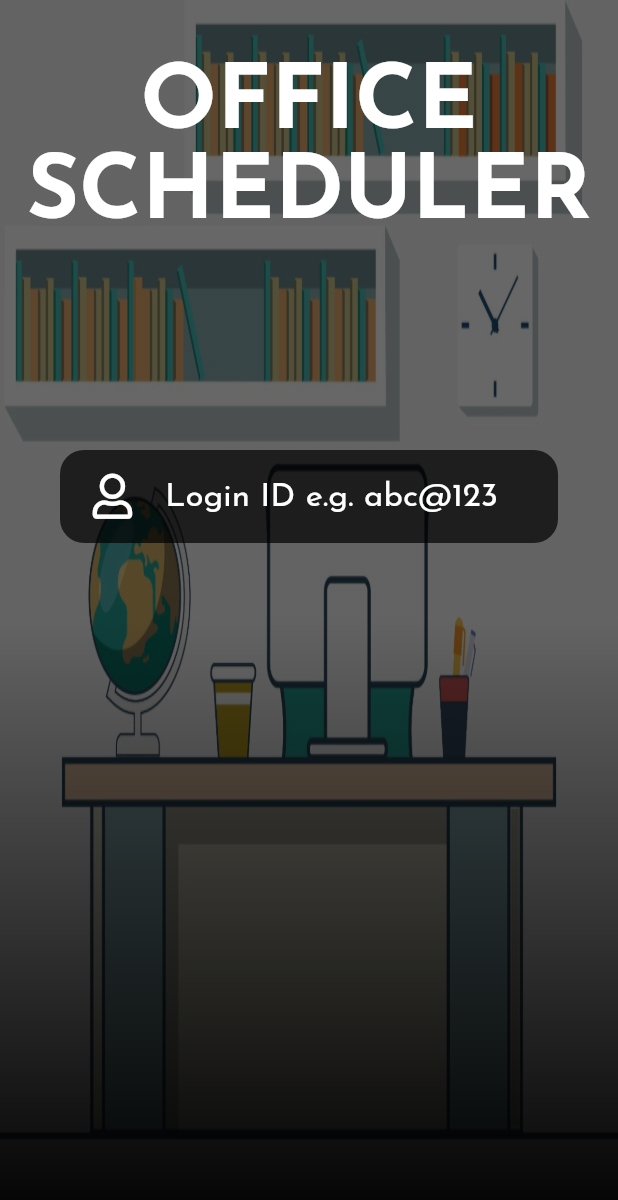
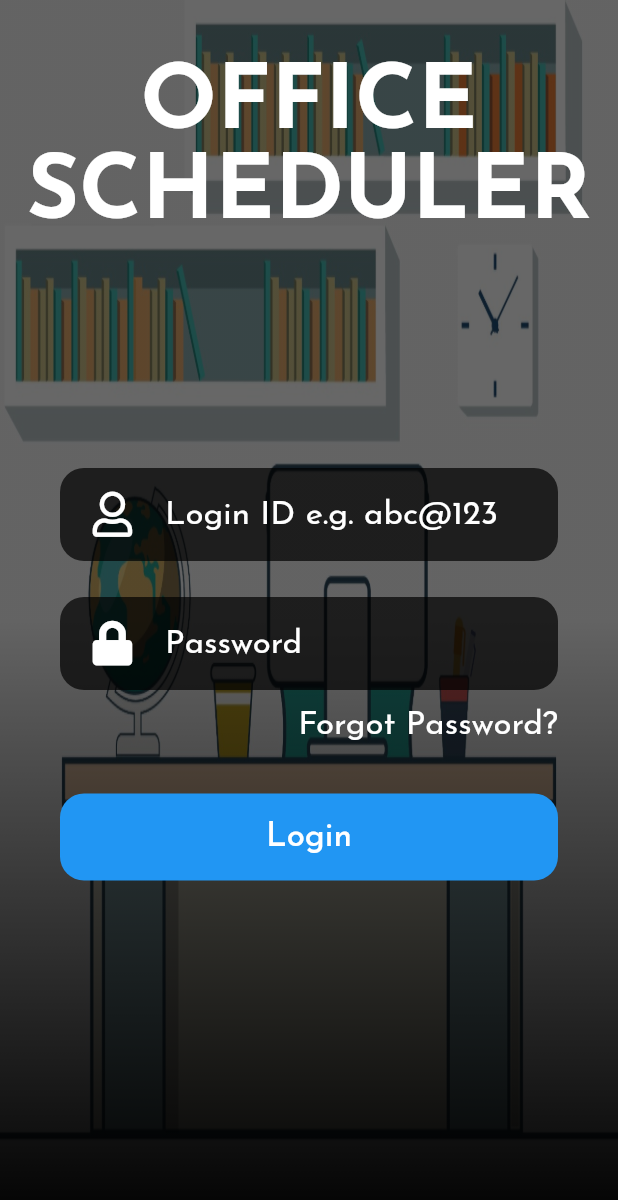
Before and after one commit to vaishnavikpatil/office_schedular, a Flutter app: the screen it shows after launch, on a phone screen of 412 x 824 dp. Shown: the top 1200 px of the screen. Run offline on Flutter 3.47's test engine with Material 2 defaults, Android fonts, the phone set to English and light mode, and no system bars; our stand-ins replace font_awesome_flutter, google_fonts.

Commit message:
this is my third commit

```diff
--- a/lib/app_screens/login_screen.dart
+++ b/lib/app_screens/login_screen.dart
@@ -1,14 +1,12 @@
-//@dart=2.9
 import 'package:flutter/cupertino.dart';
 import 'package:flutter/material.dart';
 import 'package:font_awesome_flutter/font_awesome_flutter.dart';
 import 'package:office_schedular/palatte.dart';
 import '../widgets/widgets.dart';
 
-class  LoginPage extends StatelessWidget{
-
+class LoginPage extends StatelessWidget {
   @override
-  Widget build(BuildContext context){
+  Widget build(BuildContext context) {
     return Stack(
       children: [
         BackgroundImage(),
@@ -32,32 +30,58 @@ class  LoginPage extends StatelessWidget{
                 ),
                 Container(
                   padding: const EdgeInsets.symmetric(horizontal: 40),
-                  child: Column(children: [
+                  child: Column(
+                    children: [
+                      Column(
+                        crossAxisAlignment: CrossAxisAlignment.end,
+                        children: [
+                          TextInput(
+                            icon: FontAwesomeIcons.user,
+                            hint: 'Login e.g. abc@123',
+                            inputType: TextInputType.emailAddress,
+                            inputAction: TextInputAction.next,
+                          ),
+                          PasswordInput(
+                            icon: FontAwesomeIcons.lock,
+                            hint: 'Password',
+                            inputType: TextInputType.visiblePassword,
+                            inputAction: TextInputAction.done,
+                          ),
+                          Text(
+                            'Forgot Password?',
+                            style: kBodyText,
+
+                          ),
+                        ],
+                      ),
+                      Column(
+                        children: [
+                          SizedBox(
+                            height: 35,
+                          ),
                           Container(
-                      decoration: BoxDecoration(color: Colors.black.withOpacity(0.7),
+                            width: double.infinity,
+                            decoration: BoxDecoration(
+                              color: Colors.blue,
                               borderRadius: BorderRadius.circular(16),
                             ),
-                      child: TextField(
-                        decoration: InputDecoration(
-                          contentPadding: const EdgeInsets.symmetric(vertical: 20),
-                            border: InputBorder.none,
-                           hintText: 'Login ID e.g. abc@123',
-                          hintStyle: kBodyText,
+                            child: TextButton(
+                              onPressed: () {},
+                              child: Padding(
+                                padding: const EdgeInsets.symmetric(
+                                    vertical: 10.0),
+                                child: Text(
+                                  'Login',
+                                  style: kBodyText,
+                                ),
+                              ),
 
-                          prefixIcon: Padding(
-                            padding: const EdgeInsets.symmetric(horizontal: 20),
-                            child: Icon(FontAwesomeIcons.user,
-                              color: Colors.white,
-                              size: 30,
                             ),
                           )
+                        ],
+                      )
+                    ],
                   ),
-                        style: kBodyText,
-                        keyboardType: TextInputType.emailAddress,
-                        textInputAction: TextInputAction.next,
-                      ),
-                    )
-                  ],),
                 )
               ],
             ),
--- a/lib/main.dart
+++ b/lib/main.dart
@@ -1,14 +1,9 @@
-//@dart=2.9
-import 'package:flutter/material.dart'
-    show Colors, MaterialApp, ThemeData, WidgetsFlutterBinding, runApp;
-import 'package:firebase_core/firebase_core.dart';
+import 'package:flutter/material.dart'  show Colors, MaterialApp, ThemeData, WidgetsFlutterBinding, runApp;
 import './app_screens/login_screen.dart';
 import 'package:google_fonts/google_fonts.dart' show GoogleFonts;
-
 void main()
 async{
   WidgetsFlutterBinding.ensureInitialized();
-  await Firebase.initializeApp();
   runApp(
       MaterialApp(
         debugShowCheckedModeBanner: false,
@@ -16,7 +11,8 @@ async{
         theme: ThemeData(
           textTheme:
           GoogleFonts.josefinSansTextTheme(),
-          primaryColor: Colors.teal,
+            primaryColor: Colors.teal,
+            accentColor: Colors.tealAccent,
         ),
       )
   );
--- /dev/null
+++ b/lib/widgets/password-input.dart
@@ -0,0 +1,50 @@
+import 'package:flutter/cupertino.dart';
+import 'package:flutter/material.dart';
+
+import '../palatte.dart';
+
+class PasswordInput extends StatelessWidget {
+  const PasswordInput({
+    Key? key,
+    required this.icon,
+    required this.hint,
+    required this.inputType,
+    required this.inputAction,
+  }) : super(key: key);
+  final IconData icon;
+  final String hint;
+  final TextInputType inputType;
+  final TextInputAction inputAction;
+  @override
+  Widget build(BuildContext context) {
+    return Padding(
+      padding: const EdgeInsets.symmetric(vertical: 12.0),
+      child: Container(
+        decoration: BoxDecoration(color: Colors.black.withOpacity(0.7),
+          borderRadius: BorderRadius.circular(16),
+        ),
+        child: TextField(
+          decoration: InputDecoration(
+              contentPadding: const EdgeInsets.symmetric(vertical: 20),
+              border: InputBorder.none,
+              hintText: hint,
+              hintStyle: kBodyText,
+
+              prefixIcon: Padding(
+                padding: const EdgeInsets.symmetric(horizontal: 20),
+                child: Icon(
+                  icon,
+                  color: Colors.white,
+                  size: 30,
+                ),
+              )
+          ),
+          obscureText: true,
+          style: kBodyText,
+          keyboardType: inputType,
+          textInputAction: inputAction,
+        ),
+      ),
+    );
+  }
+}
--- /dev/null
+++ b/lib/widgets/text-input.dart
@@ -0,0 +1,49 @@
+import 'package:flutter/cupertino.dart';
+import 'package:flutter/material.dart';
+import 'package:font_awesome_flutter/font_awesome_flutter.dart';
+
+import '../palatte.dart';
+
+class TextInput extends StatelessWidget {
+  const TextInput({
+    Key? key,
+    required this.icon,
+    required this.hint,
+    required this.inputType,
+    required this.inputAction,
+  }) : super(key: key);
+  final IconData icon;
+  final String hint;
+  final TextInputType inputType;
+  final TextInputAction inputAction;
+  @override
+  Widget build(BuildContext context) {
+    return Padding(
+      padding: const EdgeInsets.symmetric(vertical: 12.0),
+      child: Container(
+        decoration: BoxDecoration(color: Colors.black.withOpacity(0.7),
+          borderRadius: BorderRadius.circular(16),
+        ),
+        child: TextField(
+          decoration: InputDecoration(
+              contentPadding: const EdgeInsets.symmetric(vertical: 20),
+              border: InputBorder.none,
+              hintText: 'Login ID e.g. abc@123',
+              hintStyle: kBodyText,
+
+              prefixIcon: Padding(
+                padding: const EdgeInsets.symmetric(horizontal: 20),
+                child: Icon(FontAwesomeIcons.user,
+                  color: Colors.white,
+                  size: 30,
+                ),
+              )
+          ),
+          style: kBodyText,
+          keyboardType: TextInputType.emailAddress,
+          textInputAction: TextInputAction.next,
+        ),
+      ),
+    );
+  }
+}
--- a/lib/widgets/widgets.dart
+++ b/lib/widgets/widgets.dart
@@ -1 +1,3 @@
 export 'background-image.dart';
+export 'text-input.dart';
+export 'password-input.dart';
```
Lines whose indentation alone changed are shown as unchanged.
